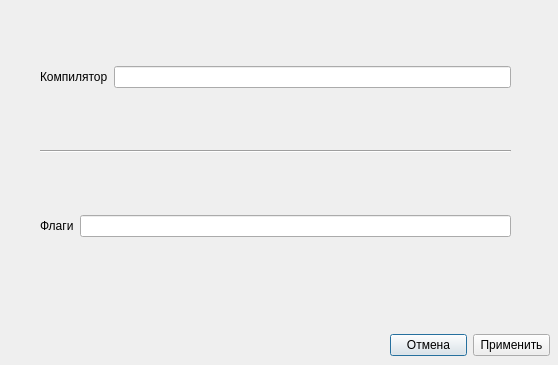
eastpriSs/Knight, file SettingMenuSendAction.ui: the form before one commit.
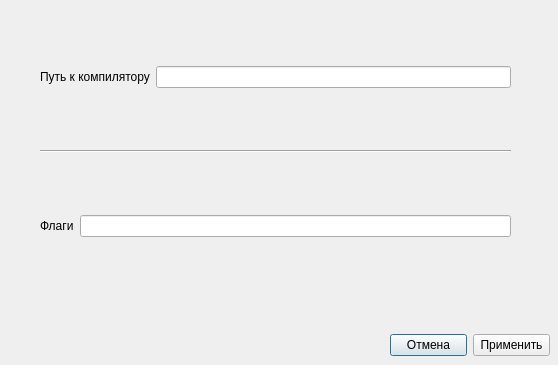
The form after the commit.

What changed in the file:
```diff
--- a/SettingMenuSendAction.ui
+++ b/SettingMenuSendAction.ui
@@ -54,7 +54,7 @@
       <item>
        <widget class="QLabel" name="label">
         <property name="text">
-         <string>Компилятор</string>
+         <string>Путь к компилятору</string>
         </property>
        </widget>
       </item>
```
